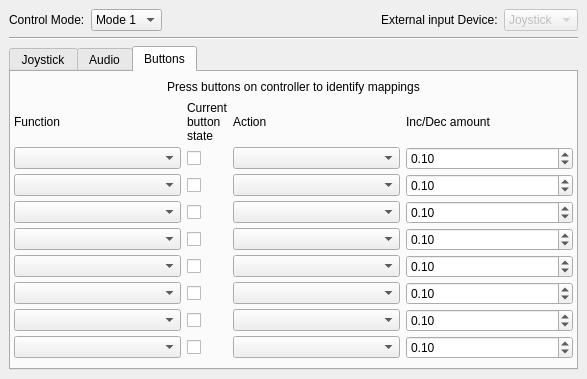
Old version of the form ground/src/plugins/gcscontrol/gcscontrolgadgetoptionspage.ui in the repository openpilot/OpenPilot.
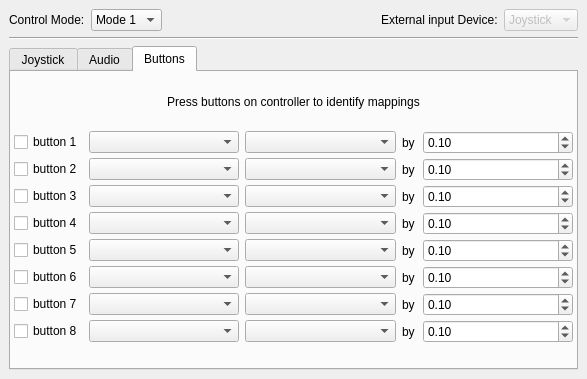
New version of the form. The open tabs and pages were chosen to show the change.

Commit message: Updated GCSControl configuration page for button input support. Saving and recalling of settings now works. Functionality not implemented yet

Patch:
```diff
--- a/ground/src/plugins/gcscontrol/gcscontrolgadgetoptionspage.ui
+++ b/ground/src/plugins/gcscontrol/gcscontrolgadgetoptionspage.ui
@@ -335,167 +335,7 @@
             <property name="verticalSpacing">
              <number>4</number>
             </property>
-            <item row="1" column="0">
-             <widget class="QComboBox" name="button0">
-              <property name="sizePolicy">
-               <sizepolicy hsizetype="Preferred" vsizetype="Fixed">
-                <horstretch>0</horstretch>
-                <verstretch>0</verstretch>
-               </sizepolicy>
-              </property>
-             </widget>
-            </item>
-            <item row="2" column="0">
-             <widget class="QComboBox" name="button1">
-              <property name="sizePolicy">
-               <sizepolicy hsizetype="Preferred" vsizetype="Fixed">
-                <horstretch>0</horstretch>
-                <verstretch>0</verstretch>
-               </sizepolicy>
-              </property>
-             </widget>
-            </item>
-            <item row="3" column="0">
-             <widget class="QComboBox" name="button2">
-              <property name="sizePolicy">
-               <sizepolicy hsizetype="Preferred" vsizetype="Fixed">
-                <horstretch>0</horstretch>
-                <verstretch>0</verstretch>
-               </sizepolicy>
-              </property>
-             </widget>
-            </item>
-            <item row="4" column="0">
-             <widget class="QComboBox" name="button3">
-              <property name="sizePolicy">
-               <sizepolicy hsizetype="Preferred" vsizetype="Fixed">
-                <horstretch>0</horstretch>
-                <verstretch>0</verstretch>
-               </sizepolicy>
-              </property>
-             </widget>
-            </item>
-            <item row="5" column="0">
-             <widget class="QComboBox" name="button4">
-              <property name="sizePolicy">
-               <sizepolicy hsizetype="Preferred" vsizetype="Fixed">
-                <horstretch>0</horstretch>
-                <verstretch>0</verstretch>
-               </sizepolicy>
-              </property>
-             </widget>
-            </item>
-            <item row="6" column="0">
-             <widget class="QComboBox" name="button5">
-              <property name="sizePolicy">
-               <sizepolicy hsizetype="Preferred" vsizetype="Fixed">
-                <horstretch>0</horstretch>
-                <verstretch>0</verstretch>
-               </sizepolicy>
-              </property>
-             </widget>
-            </item>
-            <item row="7" column="0">
-             <widget class="QComboBox" name="button6">
-              <property name="sizePolicy">
-               <sizepolicy hsizetype="Preferred" vsizetype="Fixed">
-                <horstretch>0</horstretch>
-                <verstretch>0</verstretch>
-               </sizepolicy>
-              </property>
-             </widget>
-            </item>
-            <item row="8" column="0">
-             <widget class="QComboBox" name="button7">
-              <property name="sizePolicy">
-               <sizepolicy hsizetype="Preferred" vsizetype="Fixed">
-                <horstretch>0</horstretch>
-                <verstretch>0</verstretch>
-               </sizepolicy>
-              </property>
-             </widget>
-            </item>
-            <item row="1" column="2">
-             <widget class="QComboBox" name="buttonAction0">
-              <property name="sizePolicy">
-               <sizepolicy hsizetype="Preferred" vsizetype="Fixed">
-                <horstretch>0</horstretch>
-                <verstretch>0</verstretch>
-               </sizepolicy>
-              </property>
-             </widget>
-            </item>
-            <item row="2" column="2">
-             <widget class="QComboBox" name="buttonAction1">
-              <property name="sizePolicy">
-               <sizepolicy hsizetype="Preferred" vsizetype="Fixed">
-                <horstretch>0</horstretch>
-                <verstretch>0</verstretch>
-               </sizepolicy>
-              </property>
-             </widget>
-            </item>
-            <item row="3" column="2">
-             <widget class="QComboBox" name="buttonAction2">
-              <property name="sizePolicy">
-               <sizepolicy hsizetype="Preferred" vsizetype="Fixed">
-                <horstretch>0</horstretch>
-                <verstretch>0</verstretch>
-               </sizepolicy>
-              </property>
-             </widget>
-            </item>
-            <item row="4" column="2">
-             <widget class="QComboBox" name="buttonAction3">
-              <property name="sizePolicy">
-               <sizepolicy hsizetype="Preferred" vsizetype="Fixed">
-                <horstretch>0</horstretch>
-                <verstretch>0</verstretch>
-               </sizepolicy>
-              </property>
-             </widget>
-            </item>
-            <item row="5" column="2">
-             <widget class="QComboBox" name="buttonAction4">
-              <property name="sizePolicy">
-               <sizepolicy hsizetype="Preferred" vsizetype="Fixed">
-                <horstretch>0</horstretch>
-                <verstretch>0</verstretch>
-               </sizepolicy>
-              </property>
-             </widget>
-            </item>
-            <item row="6" column="2">
-             <widget class="QComboBox" name="buttonAction5">
-              <property name="sizePolicy">
-               <sizepolicy hsizetype="Preferred" vsizetype="Fixed">
-                <horstretch>0</horstretch>
-                <verstretch>0</verstretch>
-               </sizepolicy>
-              </property>
-             </widget>
-            </item>
-            <item row="7" column="2">
-             <widget class="QComboBox" name="buttonAction6">
-              <property name="sizePolicy">
-               <sizepolicy hsizetype="Preferred" vsizetype="Fixed">
-                <horstretch>0</horstretch>
-                <verstretch>0</verstretch>
-               </sizepolicy>
-              </property>
-             </widget>
-            </item>
-            <item row="8" column="2">
-             <widget class="QComboBox" name="buttonAction7">
-              <property name="sizePolicy">
-               <sizepolicy hsizetype="Preferred" vsizetype="Fixed">
-                <horstretch>0</horstretch>
-                <verstretch>0</verstretch>
-               </sizepolicy>
-              </property>
-             </widget>
-            </item>
-            <item row="1" column="3">
+            <item row="0" column="5">
              <widget class="QDoubleSpinBox" name="buttonAmount0">
               <property name="sizePolicy">
                <sizepolicy hsizetype="Preferred" vsizetype="Fixed">
@@ -520,65 +360,7 @@
               </property>
              </widget>
             </item>
-            <item row="0" column="0">
-             <widget class="QLabel" name="label_5">
-              <property name="sizePolicy">
-               <sizepolicy hsizetype="Preferred" vsizetype="Fixed">
-                <horstretch>0</horstretch>
-                <verstretch>0</verstretch>
-               </sizepolicy>
-              </property>
-              <property name="text">
-               <string>Function</string>
-              </property>
-             </widget>
-            </item>
-            <item row="0" column="1">
-             <widget class="QLabel" name="label_6">
-              <property name="maximumSize">
-               <size>
-                <width>60</width>
-                <height>16777215</height>
-               </size>
-              </property>
-              <property name="text">
-               <string>Current button state</string>
-              </property>
-              <property name="wordWrap">
-               <bool>true</bool>
-              </property>
-              <property name="margin">
-               <number>2</number>
-              </property>
-             </widget>
-            </item>
-            <item row="0" column="2">
-             <widget class="QLabel" name="label_7">
-              <property name="sizePolicy">
-               <sizepolicy hsizetype="Preferred" vsizetype="Fixed">
-                <horstretch>0</horstretch>
-                <verstretch>0</verstretch>
-               </sizepolicy>
-              </property>
-              <property name="text">
-               <string>Action</string>
-              </property>
-             </widget>
-            </item>
-            <item row="0" column="3">
-             <widget class="QLabel" name="label_8">
-              <property name="sizePolicy">
-               <sizepolicy hsizetype="Preferred" vsizetype="Fixed">
-                <horstretch>0</horstretch>
-                <verstretch>0</verstretch>
-               </sizepolicy>
-              </property>
-              <property name="text">
-               <string>Inc/Dec amount</string>
-              </property>
-             </widget>
-            </item>
-            <item row="2" column="3">
+            <item row="1" column="5">
              <widget class="QDoubleSpinBox" name="buttonAmount1">
               <property name="sizePolicy">
                <sizepolicy hsizetype="Preferred" vsizetype="Fixed">
@@ -603,7 +385,7 @@
               </property>
              </widget>
             </item>
-            <item row="3" column="3">
+            <item row="2" column="5">
              <widget class="QDoubleSpinBox" name="buttonAmount2">
               <property name="sizePolicy">
                <sizepolicy hsizetype="Preferred" vsizetype="Fixed">
@@ -628,7 +410,7 @@
               </property>
              </widget>
             </item>
-            <item row="4" column="3">
+            <item row="3" column="5">
              <widget class="QDoubleSpinBox" name="buttonAmount3">
               <property name="sizePolicy">
                <sizepolicy hsizetype="Preferred" vsizetype="Fixed">
@@ -653,7 +435,7 @@
               </property>
              </widget>
             </item>
-            <item row="5" column="3">
+            <item row="4" column="5">
              <widget class="QDoubleSpinBox" name="buttonAmount4">
               <property name="sizePolicy">
                <sizepolicy hsizetype="Preferred" vsizetype="Fixed">
@@ -678,7 +460,7 @@
               </property>
              </widget>
             </item>
-            <item row="6" column="3">
+            <item row="5" column="5">
              <widget class="QDoubleSpinBox" name="buttonAmount5">
               <property name="sizePolicy">
                <sizepolicy hsizetype="Preferred" vsizetype="Fixed">
@@ -703,7 +485,7 @@
               </property>
              </widget>
             </item>
-            <item row="7" column="3">
+            <item row="6" column="5">
              <widget class="QDoubleSpinBox" name="buttonAmount6">
               <property name="sizePolicy">
                <sizepolicy hsizetype="Preferred" vsizetype="Fixed">
@@ -728,7 +510,7 @@
               </property>
              </widget>
             </item>
-            <item row="8" column="3">
+            <item row="7" column="5">
              <widget class="QDoubleSpinBox" name="buttonAmount7">
               <property name="sizePolicy">
                <sizepolicy hsizetype="Preferred" vsizetype="Fixed">
@@ -753,7 +535,7 @@
               </property>
              </widget>
             </item>
-            <item row="1" column="1">
+            <item row="0" column="1">
              <widget class="QCheckBox" name="buttonInput0">
               <property name="sizePolicy">
                <sizepolicy hsizetype="Maximum" vsizetype="Fixed">
@@ -762,14 +544,14 @@
                </sizepolicy>
               </property>
               <property name="text">
-               <string/>
+               <string>button 1</string>
               </property>
               <property name="checkable">
                <bool>true</bool>
               </property>
              </widget>
             </item>
-            <item row="2" column="1">
+            <item row="1" column="1">
              <widget class="QCheckBox" name="buttonInput1">
               <property name="sizePolicy">
                <sizepolicy hsizetype="Maximum" vsizetype="Fixed">
@@ -778,23 +560,7 @@
                </sizepolicy>
               </property>
               <property name="text">
-               <string/>
-              </property>
-              <property name="checkable">
-               <bool>true</bool>
-              </property>
-             </widget>
-            </item>
-            <item row="8" column="1">
-             <widget class="QCheckBox" name="buttonInput7">
-              <property name="sizePolicy">
-               <sizepolicy hsizetype="Maximum" vsizetype="Fixed">
-                <horstretch>0</horstretch>
-                <verstretch>0</verstretch>
-               </sizepolicy>
-              </property>
-              <property name="text">
-               <string/>
+               <string>button 2</string>
               </property>
               <property name="checkable">
                <bool>true</bool>
@@ -802,7 +568,7 @@
              </widget>
             </item>
             <item row="7" column="1">
-             <widget class="QCheckBox" name="buttonInput6">
+             <widget class="QCheckBox" name="buttonInput7">
               <property name="sizePolicy">
                <sizepolicy hsizetype="Maximum" vsizetype="Fixed">
                 <horstretch>0</horstretch>
@@ -810,7 +576,7 @@
                </sizepolicy>
               </property>
               <property name="text">
-               <string/>
+               <string>button 8</string>
               </property>
               <property name="checkable">
                <bool>true</bool>
@@ -818,7 +584,7 @@
              </widget>
             </item>
             <item row="6" column="1">
-             <widget class="QCheckBox" name="buttonInput5">
+             <widget class="QCheckBox" name="buttonInput6">
               <property name="sizePolicy">
                <sizepolicy hsizetype="Maximum" vsizetype="Fixed">
                 <horstretch>0</horstretch>
@@ -826,7 +592,7 @@
                </sizepolicy>
               </property>
               <property name="text">
-               <string/>
+               <string>button 7</string>
               </property>
               <property name="checkable">
                <bool>true</bool>
@@ -834,7 +600,7 @@
              </widget>
             </item>
             <item row="5" column="1">
-             <widget class="QCheckBox" name="buttonInput4">
+             <widget class="QCheckBox" name="buttonInput5">
               <property name="sizePolicy">
                <sizepolicy hsizetype="Maximum" vsizetype="Fixed">
                 <horstretch>0</horstretch>
@@ -842,7 +608,7 @@
                </sizepolicy>
               </property>
               <property name="text">
-               <string/>
+               <string>button 6</string>
               </property>
               <property name="checkable">
                <bool>true</bool>
@@ -850,7 +616,7 @@
              </widget>
             </item>
             <item row="4" column="1">
-             <widget class="QCheckBox" name="buttonInput3">
+             <widget class="QCheckBox" name="buttonInput4">
               <property name="sizePolicy">
                <sizepolicy hsizetype="Maximum" vsizetype="Fixed">
                 <horstretch>0</horstretch>
@@ -858,7 +624,7 @@
                </sizepolicy>
               </property>
               <property name="text">
-               <string/>
+               <string>button 5</string>
               </property>
               <property name="checkable">
                <bool>true</bool>
@@ -866,6 +632,22 @@
              </widget>
             </item>
             <item row="3" column="1">
+             <widget class="QCheckBox" name="buttonInput3">
+              <property name="sizePolicy">
+               <sizepolicy hsizetype="Maximum" vsizetype="Fixed">
+                <horstretch>0</horstretch>
+                <verstretch>0</verstretch>
+               </sizepolicy>
+              </property>
+              <property name="text">
+               <string>button 4</string>
+              </property>
+              <property name="checkable">
+               <bool>true</bool>
+              </property>
+             </widget>
+            </item>
+            <item row="2" column="1">
              <widget class="QCheckBox" name="buttonInput2">
               <property name="sizePolicy">
                <sizepolicy hsizetype="Maximum" vsizetype="Fixed">
@@ -874,13 +656,325 @@
                </sizepolicy>
               </property>
               <property name="text">
-               <string/>
+               <string>button 3</string>
               </property>
               <property name="checkable">
                <bool>true</bool>
               </property>
              </widget>
             </item>
+            <item row="0" column="3">
+             <widget class="QComboBox" name="buttonFunction0">
+              <property name="sizePolicy">
+               <sizepolicy hsizetype="Preferred" vsizetype="Fixed">
+                <horstretch>0</horstretch>
+                <verstretch>0</verstretch>
+               </sizepolicy>
+              </property>
+             </widget>
+            </item>
+            <item row="1" column="3">
+             <widget class="QComboBox" name="buttonFunction1">
+              <property name="sizePolicy">
+               <sizepolicy hsizetype="Preferred" vsizetype="Fixed">
+                <horstretch>0</horstretch>
+                <verstretch>0</verstretch>
+               </sizepolicy>
+              </property>
+             </widget>
+            </item>
+            <item row="2" column="3">
+             <widget class="QComboBox" name="buttonFunction2">
+              <property name="sizePolicy">
+               <sizepolicy hsizetype="Preferred" vsizetype="Fixed">
+                <horstretch>0</horstretch>
+                <verstretch>0</verstretch>
+               </sizepolicy>
+              </property>
+             </widget>
+            </item>
+            <item row="3" column="3">
+             <widget class="QComboBox" name="buttonFunction3">
+              <property name="sizePolicy">
+               <sizepolicy hsizetype="Preferred" vsizetype="Fixed">
+                <horstretch>0</horstretch>
+                <verstretch>0</verstretch>
+               </sizepolicy>
+              </property>
+             </widget>
+            </item>
+            <item row="3" column="2">
+             <widget class="QComboBox" name="buttonAction3">
+              <property name="sizePolicy">
+               <sizepolicy hsizetype="Preferred" vsizetype="Fixed">
+                <horstretch>0</horstretch>
+                <verstretch>0</verstretch>
+               </sizepolicy>
+              </property>
+             </widget>
+            </item>
+            <item row="2" column="2">
+             <widget class="QComboBox" name="buttonAction2">
+              <property name="sizePolicy">
+               <sizepolicy hsizetype="Preferred" vsizetype="Fixed">
+                <horstretch>0</horstretch>
+                <verstretch>0</verstretch>
+               </sizepolicy>
+              </property>
+             </widget>
+            </item>
+            <item row="1" column="2">
+             <widget class="QComboBox" name="buttonAction1">
+              <property name="sizePolicy">
+               <sizepolicy hsizetype="Preferred" vsizetype="Fixed">
+                <horstretch>0</horstretch>
+                <verstretch>0</verstretch>
+               </sizepolicy>
+              </property>
+             </widget>
+            </item>
+            <item row="0" column="2">
+             <widget class="QComboBox" name="buttonAction0">
+              <property name="sizePolicy">
+               <sizepolicy hsizetype="Preferred" vsizetype="Fixed">
+                <horstretch>0</horstretch>
+                <verstretch>0</verstretch>
+               </sizepolicy>
+              </property>
+             </widget>
+            </item>
+            <item row="4" column="2">
+             <widget class="QComboBox" name="buttonAction4">
+              <property name="sizePolicy">
+               <sizepolicy hsizetype="Preferred" vsizetype="Fixed">
+                <horstretch>0</horstretch>
+                <verstretch>0</verstretch>
+               </sizepolicy>
+              </property>
+             </widget>
+            </item>
+            <item row="5" column="2">
+             <widget class="QComboBox" name="buttonAction5">
+              <property name="sizePolicy">
+               <sizepolicy hsizetype="Preferred" vsizetype="Fixed">
+                <horstretch>0</horstretch>
+                <verstretch>0</verstretch>
+               </sizepolicy>
+              </property>
+             </widget>
+            </item>
+            <item row="6" column="2">
+             <widget class="QComboBox" name="buttonAction6">
+              <property name="sizePolicy">
+               <sizepolicy hsizetype="Preferred" vsizetype="Fixed">
+                <horstretch>0</horstretch>
+                <verstretch>0</verstretch>
+               </sizepolicy>
+              </property>
+             </widget>
+            </item>
+            <item row="7" column="2">
+             <widget class="QComboBox" name="buttonAction7">
+              <property name="sizePolicy">
+               <sizepolicy hsizetype="Preferred" vsizetype="Fixed">
+                <horstretch>0</horstretch>
+                <verstretch>0</verstretch>
+               </sizepolicy>
+              </property>
+             </widget>
+            </item>
+            <item row="4" column="3">
+             <widget class="QComboBox" name="buttonFunction4">
+              <property name="sizePolicy">
+               <sizepolicy hsizetype="Preferred" vsizetype="Fixed">
+                <horstretch>0</horstretch>
+                <verstretch>0</verstretch>
+               </sizepolicy>
+              </property>
+             </widget>
+            </item>
+            <item row="5" column="3">
+             <widget class="QComboBox" name="buttonFunction5">
+              <property name="sizePolicy">
+               <sizepolicy hsizetype="Preferred" vsizetype="Fixed">
+                <horstretch>0</horstretch>
+                <verstretch>0</verstretch>
+               </sizepolicy>
+              </property>
+             </widget>
+            </item>
+            <item row="6" column="3">
+             <widget class="QComboBox" name="buttonFunction6">
+              <property name="sizePolicy">
+               <sizepolicy hsizetype="Preferred" vsizetype="Fixed">
+                <horstretch>0</horstretch>
+                <verstretch>0</verstretch>
+               </sizepolicy>
+              </property>
+             </widget>
+            </item>
+            <item row="7" column="4">
+             <widget class="QLabel" name="buttonLabel7">
+              <property name="minimumSize">
+               <size>
+                <width>15</width>
+                <height>0</height>
+               </size>
+              </property>
+              <property name="maximumSize">
+               <size>
+                <width>15</width>
+                <height>16777215</height>
+               </size>
+              </property>
+              <property name="text">
+               <string>by</string>
+              </property>
+             </widget>
+            </item>
+            <item row="7" column="3">
+             <widget class="QComboBox" name="buttonFunction7">
+              <property name="sizePolicy">
+               <sizepolicy hsizetype="Preferred" vsizetype="Fixed">
+                <horstretch>0</horstretch>
+                <verstretch>0</verstretch>
+               </sizepolicy>
+              </property>
+             </widget>
+            </item>
+            <item row="6" column="4">
+             <widget class="QLabel" name="buttonLabel6">
+              <property name="minimumSize">
+               <size>
+                <width>15</width>
+                <height>0</height>
+               </size>
+              </property>
+              <property name="maximumSize">
+               <size>
+                <width>15</width>
+                <height>16777215</height>
+               </size>
+              </property>
+              <property name="text">
+               <string>by</string>
+              </property>
+             </widget>
+            </item>
+            <item row="5" column="4">
+             <widget class="QLabel" name="buttonLabel5">
+              <property name="minimumSize">
+               <size>
+                <width>15</width>
+                <height>0</height>
+               </size>
+              </property>
+              <property name="maximumSize">
+               <size>
+                <width>15</width>
+                <height>16777215</height>
+               </size>
+              </property>
+              <property name="text">
+               <string>by</string>
+              </property>
+             </widget>
+            </item>
+            <item row="4" column="4">
+             <widget class="QLabel" name="buttonLabel4">
+              <property name="minimumSize">
+               <size>
+                <width>15</width>
+                <height>0</height>
+               </size>
+              </property>
+              <property name="maximumSize">
+               <size>
+                <width>15</width>
+                <height>16777215</height>
+               </size>
+              </property>
+              <property name="text">
+               <string>by</string>
+              </property>
+             </widget>
+            </item>
+            <item row="3" column="4">
+             <widget class="QLabel" name="buttonLabel3">
+              <property name="minimumSize">
+               <size>
+                <width>15</width>
+                <height>0</height>
+               </size>
+              </property>
+              <property name="maximumSize">
+               <size>
+                <width>15</width>
+                <height>16777215</height>
+               </size>
+              </property>
+              <property name="text">
+               <string>by</string>
+              </property>
+             </widget>
+            </item>
+            <item row="2" column="4">
+             <widget class="QLabel" name="buttonLabel2">
+              <property name="minimumSize">
+               <size>
+                <width>15</width>
+                <height>0</height>
+               </size>
+              </property>
+              <property name="maximumSize">
+               <size>
+                <width>15</width>
+                <height>16777215</height>
+               </size>
+              </property>
+              <property name="text">
+               <string>by</string>
+              </property>
+             </widget>
+            </item>
+            <item row="1" column="4">
+             <widget class="QLabel" name="buttonLabel1">
+              <property name="minimumSize">
+               <size>
+                <width>15</width>
+                <height>0</height>
+               </size>
+              </property>
+              <property name="maximumSize">
+               <size>
+                <width>15</width>
+                <height>16777215</height>
+               </size>
+              </property>
+              <property name="text">
+               <string>by</string>
+              </property>
+             </widget>
+            </item>
+            <item row="0" column="4">
+             <widget class="QLabel" name="buttonLabel0">
+              <property name="minimumSize">
+               <size>
+                <width>15</width>
+                <height>0</height>
+               </size>
+              </property>
+              <property name="maximumSize">
+               <size>
+                <width>15</width>
+                <height>16777215</height>
+               </size>
+              </property>
+              <property name="text">
+               <string>by</string>
+              </property>
+             </widget>
+            </item>
            </layout>
           </item>
          </layout>
```
The commit also changes 3 other files.
